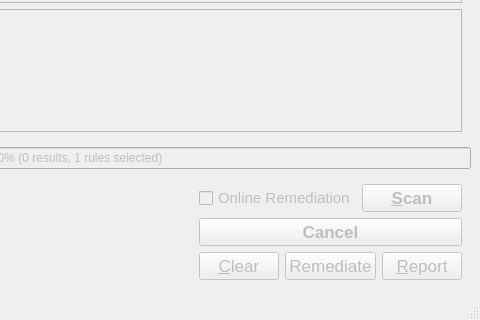
Old version of the form ui/MainWindow.ui in the repository OpenSCAP/scap-workbench; both pictures show x 320 to 800 and y 330 to 650 of the 800 by 650 pixel window.
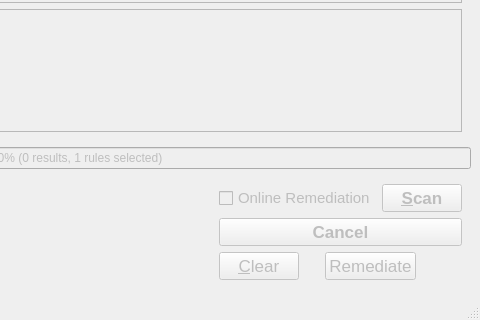
New version of the form. Custom widgets are drawn as their Qt base class.

Commit message:
Do not spawn a dialog for ResultViewer, instead only show 2 buttons. Always show report in user's browser.
Removes qwebkit as optional dependency

What changed in the file:
```diff
--- a/ui/MainWindow.ui
+++ b/ui/MainWindow.ui
@@ -442,6 +442,22 @@
                </property>
               </widget>
              </item>
+             <item>
+              <spacer name="horizontalSpacer_3">
+               <property name="orientation">
+                <enum>Qt::Horizontal</enum>
+               </property>
+               <property name="sizeType">
+                <enum>QSizePolicy::Minimum</enum>
+               </property>
+               <property name="sizeHint" stdset="0">
+                <size>
+                 <width>20</width>
+                 <height>1</height>
+                </size>
+               </property>
+              </spacer>
+             </item>
              <item>
               <widget class="QPushButton" name="offlineRemediateButton">
                <property name="enabled">
@@ -464,18 +480,7 @@
               </widget>
              </item>
              <item>
-              <widget class="QPushButton" name="showResultsButton">
-               <property name="font">
-                <font>
-                 <pointsize>13</pointsize>
-                 <weight>50</weight>
-                 <bold>false</bold>
-                </font>
-               </property>
-               <property name="text">
-                <string>&amp;Report</string>
-               </property>
-              </widget>
+              <widget class="ResultViewer" name="resultViewer" native="true"/>
              </item>
             </layout>
            </widget>
@@ -490,6 +495,14 @@
   </widget>
   <widget class="QStatusBar" name="statusBar"/>
  </widget>
+ <customwidgets>
+  <customwidget>
+   <class>ResultViewer</class>
+   <extends>QWidget</extends>
+   <header>ResultViewer.h</header>
+   <container>1</container>
+  </customwidget>
+ </customwidgets>
  <resources/>
  <connections>
   <connection>
```
The commit also changes 7 other files.
